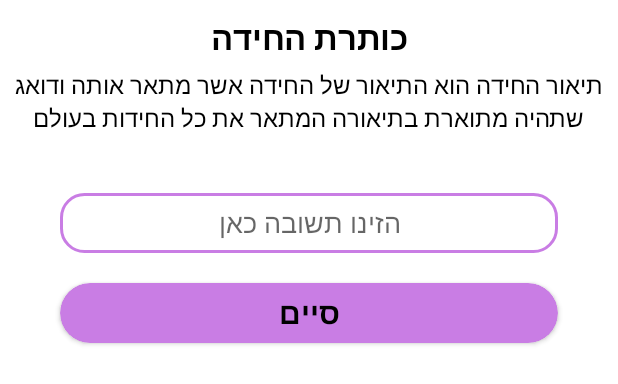
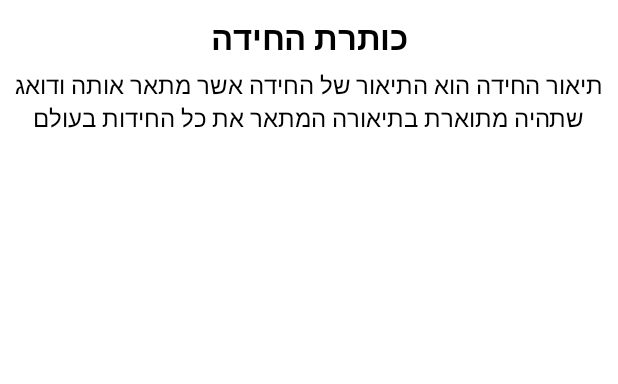
Before and after one commit to MishelK/T-L-Wedding, an Android app: the layout riddle_bottom_sheet.xml on its own in the app's theme, with its tools: preview values and no code run, on a phone screen of 412 x 824 dp. Shown: the top 384 px of the screen. Run offline under Robolectric (Android 15) with nearby library versions, the light colour scheme and no system bars.

Commit message:
Added on riddle solved logic, go to present design and callback

```diff
--- a/app/src/main/res/layout/riddle_bottom_sheet.xml
+++ b/app/src/main/res/layout/riddle_bottom_sheet.xml
@@ -37,10 +37,10 @@
         android:textColor="@color/red"
         android:textStyle="bold"
         android:textSize="14sp"
-        android:visibility="invisible"
+        android:visibility="gone"
         android:text="תשובה שגויה"
         android:layout_marginHorizontal="40dp"
-        android:layout_marginTop="20dp" />
+        android:layout_marginTop="20dp"/>
 
     <EditText
         android:id="@+id/etAnswer"
@@ -50,7 +50,8 @@
         android:layout_marginHorizontal="40dp"
         android:layout_gravity="center"
         android:gravity="center"
-        android:hint="הזינו תשובה כאן"/>
+        android:hint="הזינו תשובה כאן"
+        android:visibility="gone"/>
 
     <androidx.cardview.widget.CardView
         android:id="@+id/btnSubmitAnswer"
@@ -59,7 +60,8 @@
         android:layout_marginHorizontal="40dp"
         android:layout_marginTop="20dp"
         app:cardBackgroundColor="@color/colorPrimary"
-        app:cardCornerRadius="20dp">
+        app:cardCornerRadius="20dp"
+        android:visibility="gone">
 
         <TextView
             android:layout_width="wrap_content"
@@ -71,4 +73,47 @@
             android:textStyle="bold"/>
 
     </androidx.cardview.widget.CardView>
+
+    <TextView
+        android:id="@+id/tvSolved"
+        android:layout_width="match_parent"
+        android:layout_height="wrap_content"
+        android:text="פתרתם את החידה!"
+        android:layout_gravity="center_horizontal"
+        android:gravity="center_horizontal"
+        android:textSize="18sp"
+        android:textColor="@color/colorOnPrimary"
+        android:textStyle="bold"
+        android:layout_marginTop="20dp"
+        android:visibility="gone"/>
+
+    <ImageView
+        android:id="@+id/ivCheck"
+        android:layout_width="60dp"
+        android:layout_height="60dp"
+        android:src="@drawable/ic_check"
+        android:layout_gravity="center_horizontal"
+        android:layout_marginTop="10dp"
+        android:visibility="gone"/>
+
+    <androidx.cardview.widget.CardView
+        android:id="@+id/btnGoToPresent"
+        android:layout_width="match_parent"
+        android:layout_height="40dp"
+        android:layout_marginHorizontal="40dp"
+        android:layout_marginTop="20dp"
+        app:cardBackgroundColor="@color/colorPrimary"
+        app:cardCornerRadius="20dp"
+        android:visibility="gone">
+
+        <TextView
+            android:layout_width="wrap_content"
+            android:layout_height="wrap_content"
+            android:layout_gravity="center"
+            android:text="למתנה"
+            android:textColor="@color/colorOnPrimary"
+            android:textSize="20sp"
+            android:textStyle="bold"/>
+
+    </androidx.cardview.widget.CardView>
 </LinearLayout>
```
Also changed, not shown: app/src/main/java/com/mishelk/talia_lior_wedding/bottom_sheets/RiddleBottomSheet.kt (+32 -1 lines), app/src/main/java/com/mishelk/talia_lior_wedding/fragments/RiddlesFragment.kt (+5 -6 lines).
